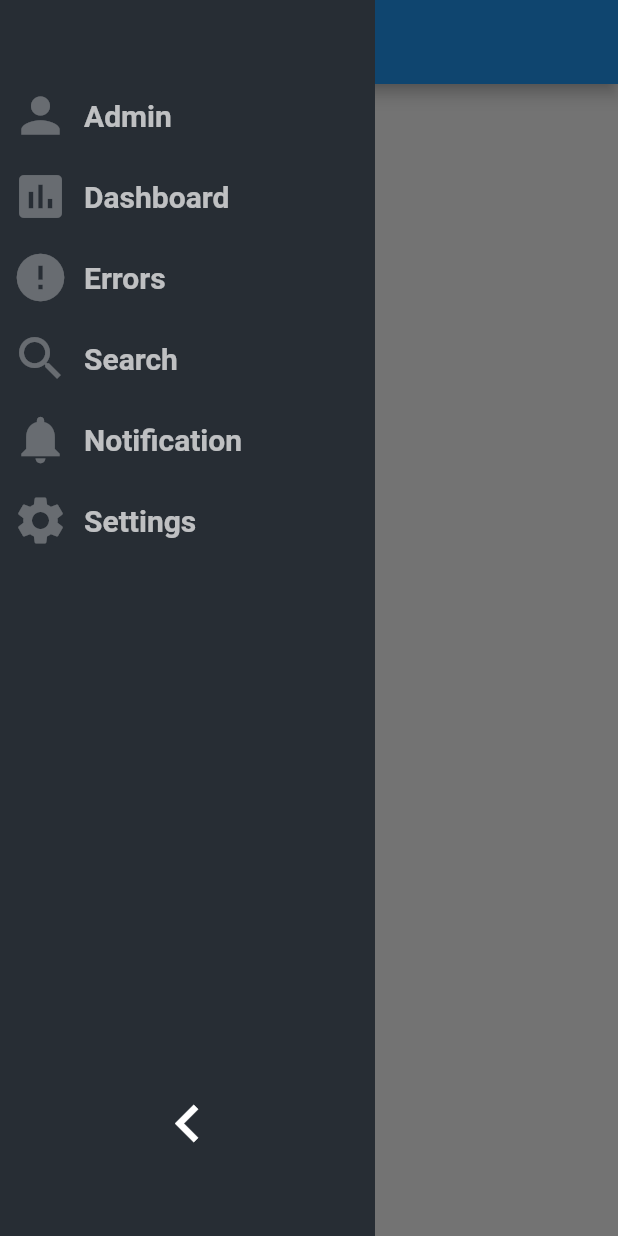
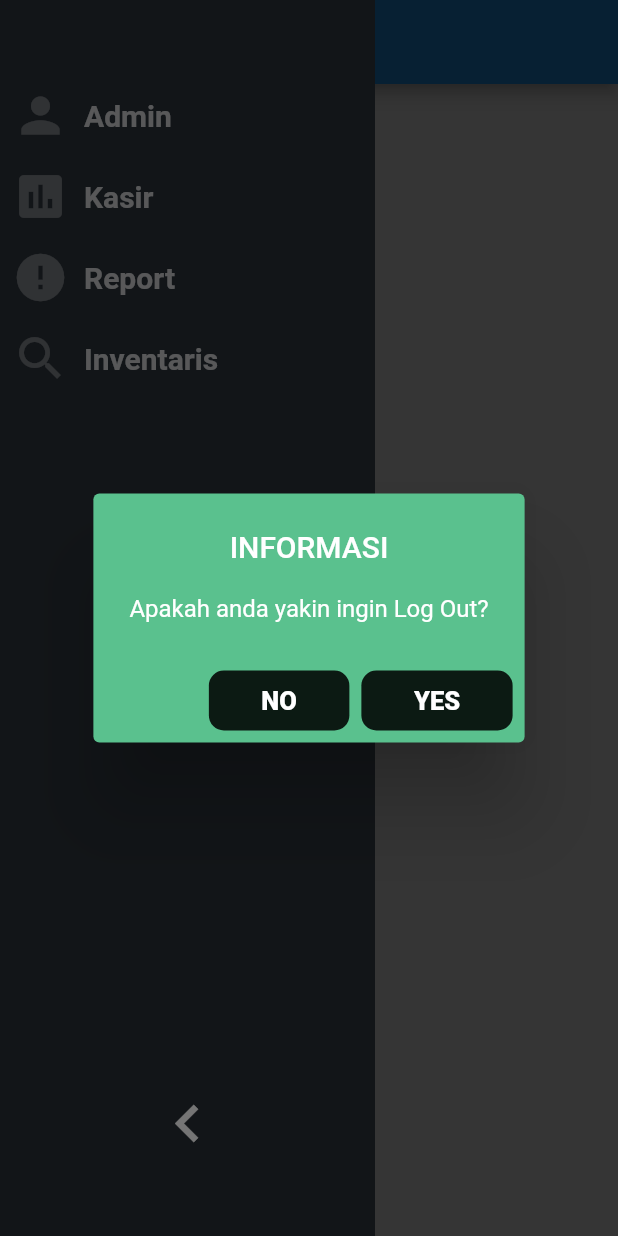
Before and after one commit to Fallebr/skripsi, a Flutter app: the MyHomePage screen opened directly, in the side drawer, after a tap on the "chevron left" icon, on a phone screen of 412 x 824 dp. Run offline on Flutter 3.47's test engine with Material 2 defaults, Android fonts, the phone set to English and light mode, and no system bars.

Commit message:
third coy

```diff
--- a/lib/commons/collapsing_navigation_drawer.dart
+++ b/lib/commons/collapsing_navigation_drawer.dart
@@ -1,9 +1,11 @@
 import 'package:flutter/cupertino.dart';
 import 'package:flutter/material.dart';
+import 'package:reports/main.dart';
 import 'package:reports/model/navigation_model.dart';
 import 'package:reports/model/navigation_model.dart';
 import 'package:reports/theme.dart';
 import 'collapsing_list_tile.dart';
+import 'package:reports/login/login.dart';
 
 class CollapsingNavigationDrawer extends StatefulWidget {
   @override
@@ -53,9 +55,75 @@ class CollapsingNavigationDrawerState extends State<CollapsingNavigationDrawer>
           ),
           InkWell(
             onTap: () {
-              setState(() {
-                isCollapsed = !isCollapsed;
-              });
+              showDialog(
+                  context: context,
+                  builder: (context) {
+                    return AlertDialog(
+                      backgroundColor: Color(0xff5ac18e),
+                      title: Text(
+                        'INFORMASI',
+                        style: TextStyle(
+                          color: Colors.white,
+                        ),
+                        textAlign: TextAlign.center,
+                      ),
+                      content: Text(
+                        'Apakah anda yakin ingin Log Out?',
+                        style: TextStyle(
+                          color: Colors.white,
+                        ),
+                      ),
+                      actions: [
+                        GestureDetector(
+                            onTap: () {
+                              Navigator.of(context).pop(false);
+                            },
+                            child: Container(
+                              decoration: BoxDecoration(
+                                  borderRadius:
+                                      BorderRadius.all(Radius.circular(10)),
+                                  color: Colors.black87),
+                              child: Padding(
+                                padding: const EdgeInsets.only(
+                                    right: 35, left: 35, top: 10, bottom: 10),
+                                child: Text(
+                                  'NO',
+                                  style: TextStyle(
+                                      fontWeight: FontWeight.w800,
+                                      fontSize: 17,
+                                      color: Colors.white),
+                                ),
+                              ),
+                            )),
+                        GestureDetector(
+                            onTap: () {
+                              Navigator.push(
+                                context,
+                                MaterialPageRoute(
+                                  builder: (context) => Login(),
+                                ),
+                              );
+                            },
+                            child: Container(
+                              decoration: BoxDecoration(
+                                  borderRadius:
+                                      BorderRadius.all(Radius.circular(10)),
+                                  color: Colors.black87),
+                              child: Padding(
+                                padding: const EdgeInsets.only(
+                                    right: 35, left: 35, top: 10, bottom: 10),
+                                child: Text(
+                                  'YES',
+                                  style: TextStyle(
+                                      fontWeight: FontWeight.w800,
+                                      fontSize: 17,
+                                      color: Colors.white),
+                                ),
+                              ),
+                            )),
+                      ],
+                    );
+                  });
             },
             child: Icon(
               Icons.chevron_left,
--- a/lib/model/navigation_model.dart
+++ b/lib/model/navigation_model.dart
@@ -8,9 +8,7 @@ class NavigationModel {
 }
 
 List<NavigationModel> navigationItems = [
-  NavigationModel(title: "Dashboard", icon: Icons.insert_chart),
-  NavigationModel(title: "Errors", icon: Icons.error),
-  NavigationModel(title: "Search", icon: Icons.search),
-  NavigationModel(title: "Notification", icon: Icons.notifications),
-  NavigationModel(title: "Settings", icon: Icons.settings),
+  NavigationModel(title: "Kasir", icon: Icons.insert_chart),
+  NavigationModel(title: "Report", icon: Icons.error),
+  NavigationModel(title: "Inventaris", icon: Icons.search),
 ];
```
